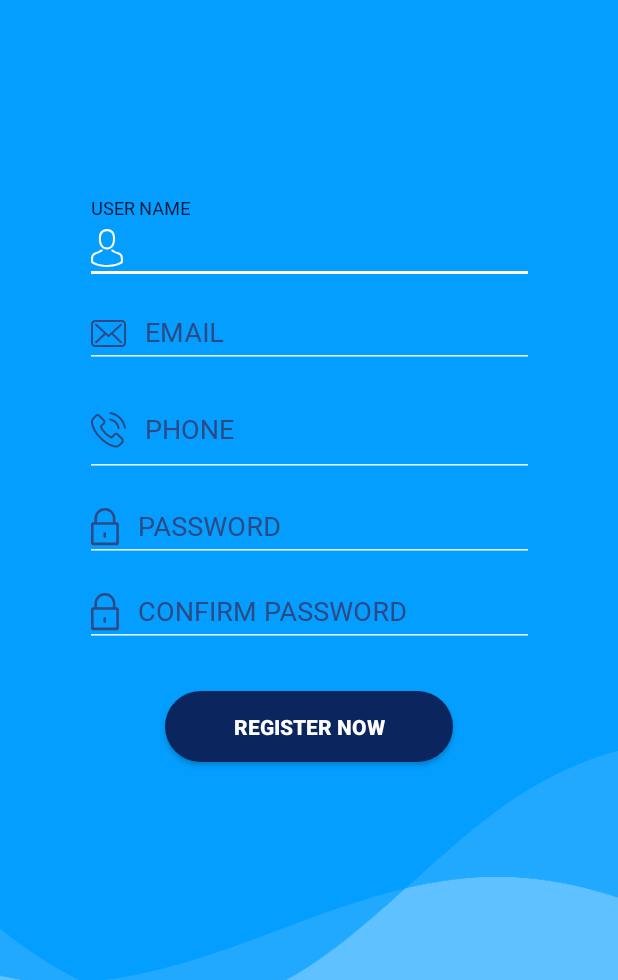
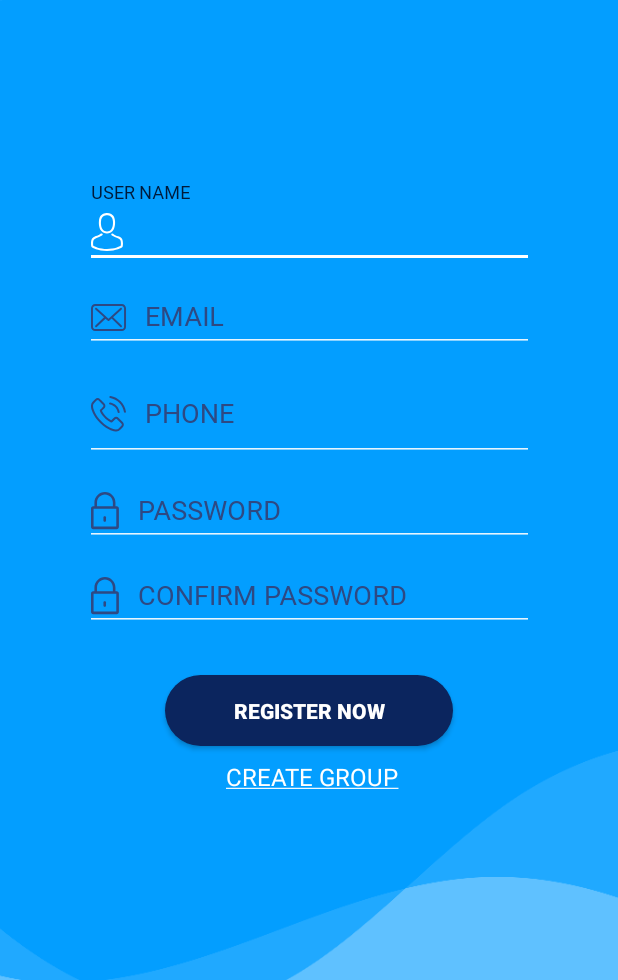
Before and after one commit to nobeldhar/One-Minute-Help, an Android app: the screen it shows after launch (OneMinuteHelpActivity), after a tap on "REGISTER NOW", on a phone screen of 412 x 824 dp, the part 256-1236 px from its top. Run offline under Robolectric (Android 15) with nearby library versions, the phone set to English and light mode, and no system bars; our stand-ins replace Dagger/Hilt's generated code, data binding, navigation-ui; libraries missing offline, so code that uses them is left out: www.sanju.motiontoast; Roboto replaces fonts that are not available here; 14 statements that could not run were skipped.

Commit message:
create group btn added

```diff
--- a/app/src/main/res/layout/fragment_register.xml
+++ b/app/src/main/res/layout/fragment_register.xml
@@ -72,8 +72,8 @@
                     android:hint="USER NAME"
                     android:inputType="textEmailAddress"
                     android:maxLines="1"
+                    android:singleLine="true"
                     android:text="@={viewModel.name}"
-                    android:singleLine="true"
                     android:textColor="@color/colorWhiteAlpha"
                     app:drawableLeftCompat="@drawable/selector_user" />
             </com.decimalab.minutehelp.ui.widget.CustomTextViewInputLayout>
@@ -92,10 +92,10 @@
                     android:drawablePadding="12dp"
                     android:fontFamily="@font/roboto_regular"
                     android:hint="EMAIL"
-                    android:text="@={viewModel.email}"
                     android:inputType="textEmailAddress"
                     android:maxLines="1"
                     android:singleLine="true"
+                    android:text="@={viewModel.email}"
                     android:textColor="@color/colorWhiteAlpha"
                     app:drawableLeftCompat="@drawable/selector_email" />
             </com.decimalab.minutehelp.ui.widget.CustomTextViewInputLayout>
@@ -136,10 +136,10 @@
                     android:drawablePadding="12dp"
                     android:fontFamily="@font/roboto_regular"
                     android:hint="PASSWORD"
-                    android:text="@={viewModel.pass}"
                     android:inputType="textPassword"
                     android:maxLines="1"
                     android:singleLine="true"
+                    android:text="@={viewModel.pass}"
                     android:textColor="@color/colorWhiteAlpha"
                     app:drawableLeftCompat="@drawable/selector_password" />
             </com.decimalab.minutehelp.ui.widget.CustomTextViewInputLayout>
@@ -158,10 +158,10 @@
                     android:drawablePadding="12dp"
                     android:fontFamily="@font/roboto_regular"
                     android:hint="CONFIRM PASSWORD"
-                    android:text="@={viewModel.confirm_pass}"
                     android:inputType="textPassword"
                     android:maxLines="1"
                     android:singleLine="true"
+                    android:text="@={viewModel.confirm_pass}"
                     android:textColor="@color/colorWhiteAlpha"
                     app:drawableLeftCompat="@drawable/selector_password" />
             </com.decimalab.minutehelp.ui.widget.CustomTextViewInputLayout>
@@ -182,8 +182,8 @@
                 android:layout_gravity="center"
                 android:layout_marginLeft="-4dp"
                 android:layout_marginRight="-4dp"
+                android:background="@drawable/btn_rounded_accent"
                 android:onClick="@{() -> viewModel.onRegisterClicked()}"
-                android:background="@drawable/btn_rounded_accent"
                 android:text="@string/register_now"
                 android:textAllCaps="false"
                 android:textColor="@android:color/white"
@@ -192,6 +192,17 @@
             <View
                 android:layout_width="0dp"
                 android:layout_height="5dp" />
+
+            <TextView
+                android:id="@+id/tv_create_group"
+                android:layout_width="wrap_content"
+                android:layout_height="wrap_content"
+                android:layout_gravity="center"
+                android:clickable="true"
+                android:focusable="true"
+                android:text="@string/create_group_underlined"
+                android:textAppearance="@style/Base.TextAppearance.AppCompat.Subhead"
+                android:textColor="@color/white" />
 
         </LinearLayout>
 
--- a/app/src/main/res/values/strings.xml
+++ b/app/src/main/res/values/strings.xml
@@ -13,6 +13,7 @@
     <string name="menu_slideshow">Slideshow</string>
     <string name="login">LOGIN</string>
     <string name="register_now_underlined"> <u>REGISTER NOW</u></string>
+    <string name="create_group_underlined"> <u>CREATE GROUP</u></string>
     <string name="forgot_password">Forgot Password?</string>
     <string name="hint_password">PASSWORD</string>
     <string name="password">Password</string>
```
